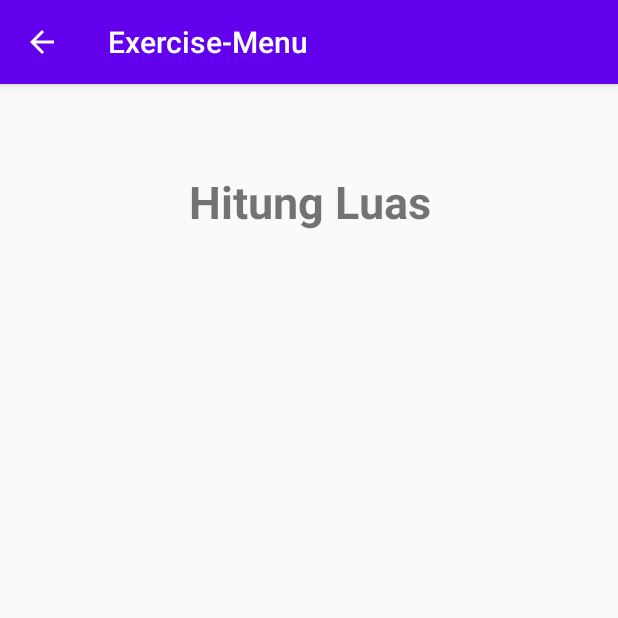
After one commit to nurfajarismail/Exercise-Menu, an Android app: the luas screen opened directly, with no data from a screen before it, on a phone screen of 412 x 824 dp, the top half of it. The commit adds this screen. Run offline under Robolectric (Android 15) with nearby library versions, the phone set to English and light mode, and no system bars.

Commit message:
add luas

```diff
--- a/app/src/main/AndroidManifest.xml
+++ b/app/src/main/AndroidManifest.xml
@@ -17,6 +17,7 @@
             </intent-filter>
         </activity>
         <activity android:name=".main2" android:parentActivityName=".MainActivity"></activity>
+        <activity android:name=".luas" android:parentActivityName=".MainActivity"></activity>
 
     </application>
 
--- /dev/null
+++ b/app/src/main/java/com/example/exercise_menu/luas.java
@@ -0,0 +1,15 @@
+package com.example.exercise_menu;
+
+import android.os.Bundle;
+
+import androidx.annotation.Nullable;
+import androidx.appcompat.app.AppCompatActivity;
+
+public class luas extends AppCompatActivity {
+
+    @Override
+    protected void onCreate(@Nullable Bundle savedInstanceState) {
+        super.onCreate(savedInstanceState);
+        setContentView(R.layout.luas);
+    }
+}
--- /dev/null
+++ b/app/src/main/res/layout/keliling.xml
@@ -0,0 +1,6 @@
+<?xml version="1.0" encoding="utf-8"?>
+<androidx.constraintlayout.widget.ConstraintLayout
+    xmlns:android="http://schemas.android.com/apk/res/android" android:layout_width="match_parent"
+    android:layout_height="match_parent">
+
+</androidx.constraintlayout.widget.ConstraintLayout>
--- /dev/null
+++ b/app/src/main/res/layout/luas.xml
@@ -0,0 +1,34 @@
+<?xml version="1.0" encoding="utf-8"?>
+<androidx.constraintlayout.widget.ConstraintLayout
+    xmlns:android="http://schemas.android.com/apk/res/android" android:layout_width="match_parent"
+    android:layout_height="match_parent">
+    <LinearLayout
+        android:layout_width="match_parent"
+        android:layout_height="match_parent"
+        android:layout_marginTop="8dp"
+        android:layout_marginBottom="8dp"
+        android:orientation="vertical">
+
+
+        <TextView
+            android:id="@+id/TextView2"
+            android:layout_width="match_parent"
+            android:layout_height="wrap_content"
+
+            android:layout_marginTop="50dp"
+            android:text="@string/htg_luas"
+            android:textAlignment="center"
+            android:clickable="true"
+
+            android:textSize="30dp"
+            android:textStyle="bold" />
+
+
+
+
+
+
+
+    </LinearLayout>
+
+</androidx.constraintlayout.widget.ConstraintLayout>
--- /dev/null
+++ b/app/src/main/res/values/refs.xml
@@ -0,0 +1,2 @@
+<?xml version="1.0" encoding="utf-8"?>
+<resources></resources>
```
Also changed, not shown: app/src/main/java/com/example/exercise_menu/main2.java (+7 -2 lines), app/src/main/res/layout/main2.xml (+0 -11 lines), 1 other file.
